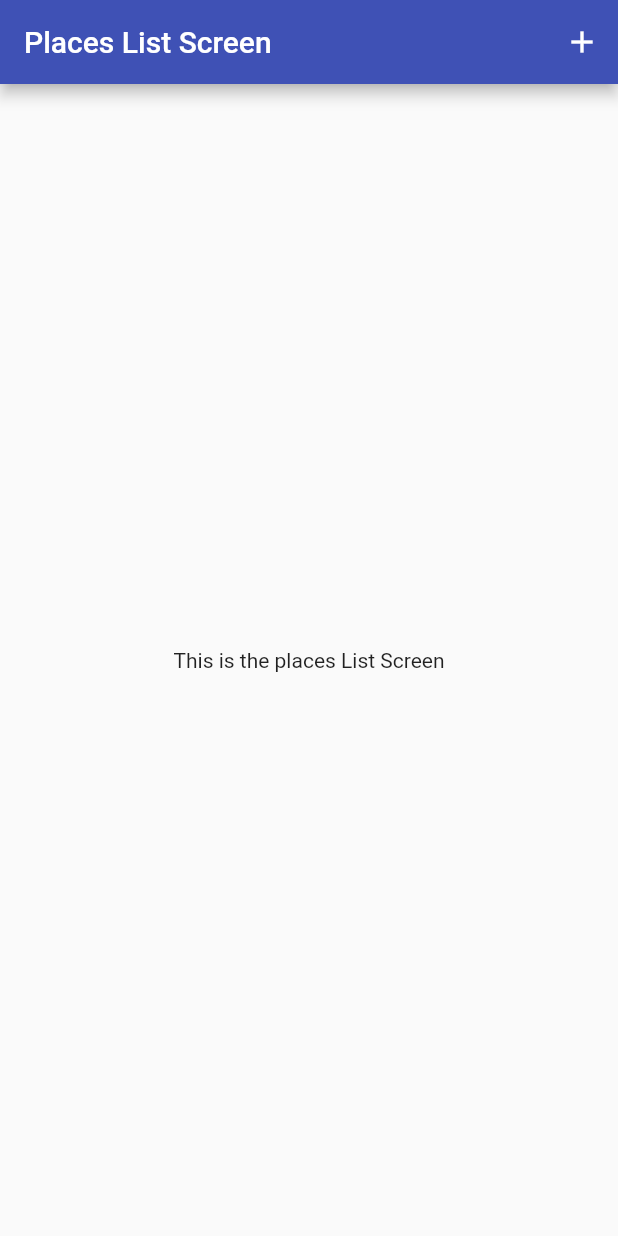
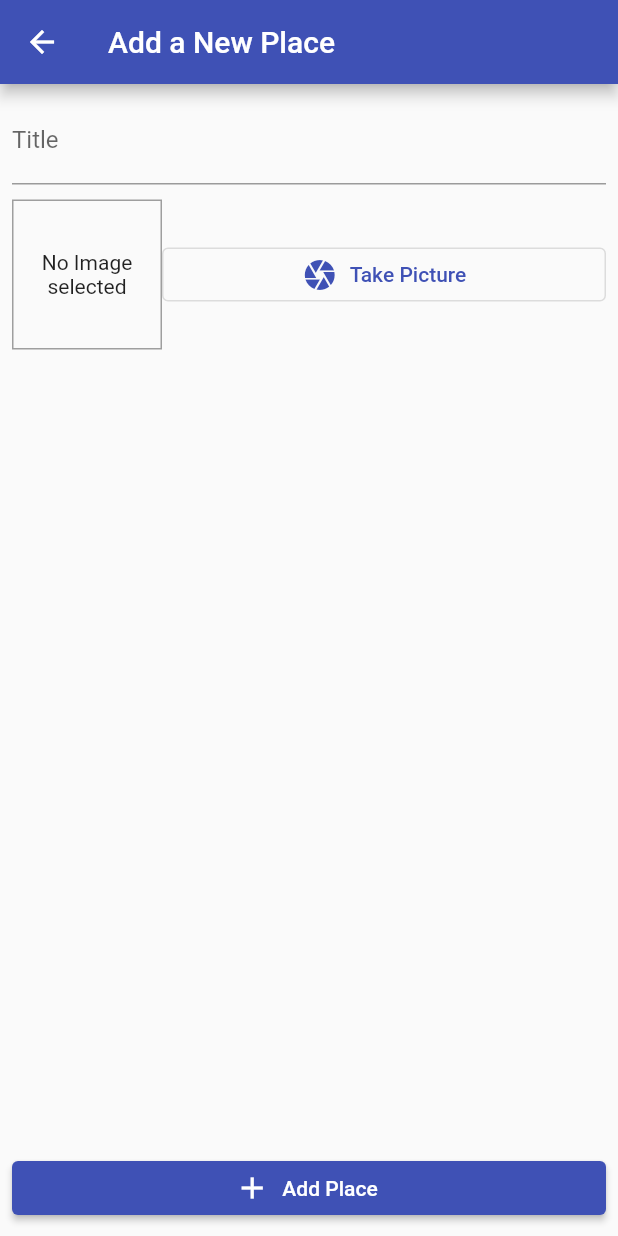
Before and after one commit to Arka2001/great-places-app, a Flutter app: the screen it shows after launch, after a tap on the "add" icon, on a phone screen of 412 x 824 dp. Run offline on Flutter 3.47's test engine with Material 2 defaults, Android fonts, the phone set to English and light mode, and no system bars.

Commit message:
Added AddPlaceScreen for adding information about new Places for the app

```diff
--- a/lib/main.dart
+++ b/lib/main.dart
@@ -1,4 +1,5 @@
 import 'package:flutter/material.dart';
+import 'package:great_places_app/screens/add_place_screen.dart';
 import 'package:provider/provider.dart';
 
 import 'provider/places_provider.dart';
@@ -24,7 +25,8 @@ class MyApp extends StatelessWidget {
         ),
         initialRoute: '/',
         routes: {
-          PlacesListScreen.routeName: (ctx) => PlacesListScreen(),
+          PlacesListScreen.routeName: (ctx) => const PlacesListScreen(),
+          AddPlaceScreen.routeName: (ctx) => const AddPlaceScreen(),
         },
       ),
     );
--- a/lib/screens/add_place_screen.dart
+++ b/lib/screens/add_place_screen.dart
@@ -0,0 +1,61 @@
+import 'package:flutter/material.dart';
+import 'package:great_places_app/widgets/image_input.dart';
+
+/**
+ * * AddPlaceScreen takes all the inputs from the user and then using a submit functionality we are adding the new data
+ * * Since we are using a form wherein our user shall provide some sort of input, which shall invoke the change of state of the app
+ * * Therefore we are using a Stateful widget for our AddPlaceScreen
+ */
+
+class AddPlaceScreen extends StatefulWidget {
+  const AddPlaceScreen({Key? key}) : super(key: key);
+
+  static const routeName = '/add-place';
+
+  @override
+  _AddPlaceScreenState createState() => _AddPlaceScreenState();
+}
+
+class _AddPlaceScreenState extends State<AddPlaceScreen> {
+  final _titleController = TextEditingController();
+
+  @override
+  Widget build(BuildContext context) {
+    return Scaffold(
+      appBar: AppBar(
+        title: Text('Add a New Place'),
+      ),
+      body: Padding(
+        padding: const EdgeInsets.all(8.0),
+        child: Column(
+          crossAxisAlignment: CrossAxisAlignment.stretch,
+          children: <Widget>[
+            Expanded(
+              child: SingleChildScrollView(
+                child: Column(
+                  children: <Widget>[
+                    TextField(
+                      controller: _titleController,
+                      decoration: const InputDecoration(
+                        labelText: 'Title',
+                      ),
+                    ),
+                    SizedBox(height: 10),
+                    ImageInput(),
+                  ],
+                ),
+              ),
+            ),
+            ElevatedButton.icon(
+              onPressed: () {
+                //TODO Add the new Place information to the List of Data
+              },
+              icon: Icon(Icons.add),
+              label: Text('Add Place'),
+            ),
+          ],
+        ),
+      ),
+    );
+  }
+}
--- a/lib/screens/places_list_screen.dart
+++ b/lib/screens/places_list_screen.dart
@@ -13,7 +13,7 @@ class PlacesListScreen extends StatelessWidget {
         actions: <Widget>[
           IconButton(
             onPressed: () {
-              //TODO Navigate to AddPlaceScreen
+              Navigator.of(context).pushNamed('/add-place');
             },
             icon: Icon(Icons.add),
           ),
--- /dev/null
+++ b/lib/widgets/image_input.dart
@@ -0,0 +1,49 @@
+import 'dart:io';
+
+import 'package:flutter/material.dart';
+
+class ImageInput extends StatefulWidget {
+  const ImageInput({Key? key}) : super(key: key);
+
+  @override
+  _ImageInputState createState() => _ImageInputState();
+}
+
+class _ImageInputState extends State<ImageInput> {
+  File? _selectedImage;
+
+  @override
+  Widget build(BuildContext context) {
+    return Row(children: <Widget>[
+      //* For the image preview
+      Container(
+        width: 100,
+        height: 100,
+        decoration: BoxDecoration(
+          border: Border.all(
+            width: 1,
+            color: Colors.grey,
+          ),
+        ),
+        child: _selectedImage != null
+            ? Image.file(
+                _selectedImage!,
+                fit: BoxFit.cover,
+                width: double.infinity,
+              )
+            : Text('No Image selected', textAlign: TextAlign.center),
+        alignment: Alignment.center,
+      ),
+      SizedBox(height: 10),
+      Expanded(
+        child: OutlinedButton.icon(
+          icon: Icon(Icons.camera),
+          onPressed: () {
+            //TODO Open the camera/gallery, i.e., the image picker
+          },
+          label: Text('Take Picture'),
+        ),
+      ),
+    ]);
+  }
+}
```
